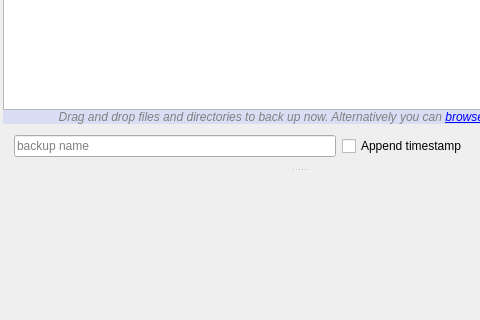
Tarsnap/tarsnap-gui, file forms/mainwindow.ui: the form before one commit; both pictures show x 0 to 480 and y 395 to 715 of the 600 by 715 pixel window.
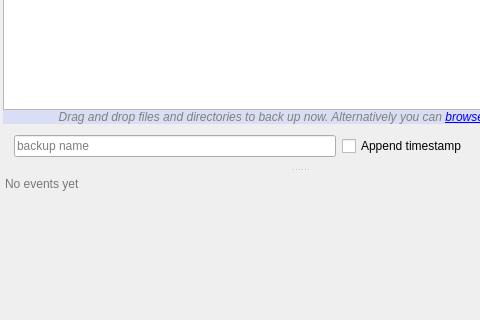
The form after the commit. Icons and pictures are not drawn. Custom widgets are drawn as their Qt base class.

```diff
--- a/forms/mainwindow.ui
+++ b/forms/mainwindow.ui
@@ -1802,13 +1802,15 @@
          <property name="styleSheet">
           <string notr="true">#journalLog
 {
-margin-left: 6px;
 background: transparent;
 }</string>
          </property>
          <property name="readOnly">
           <bool>true</bool>
          </property>
+         <property name="placeholderText">
+          <string>No events yet</string>
+         </property>
         </widget>
        </widget>
       </item>
```
